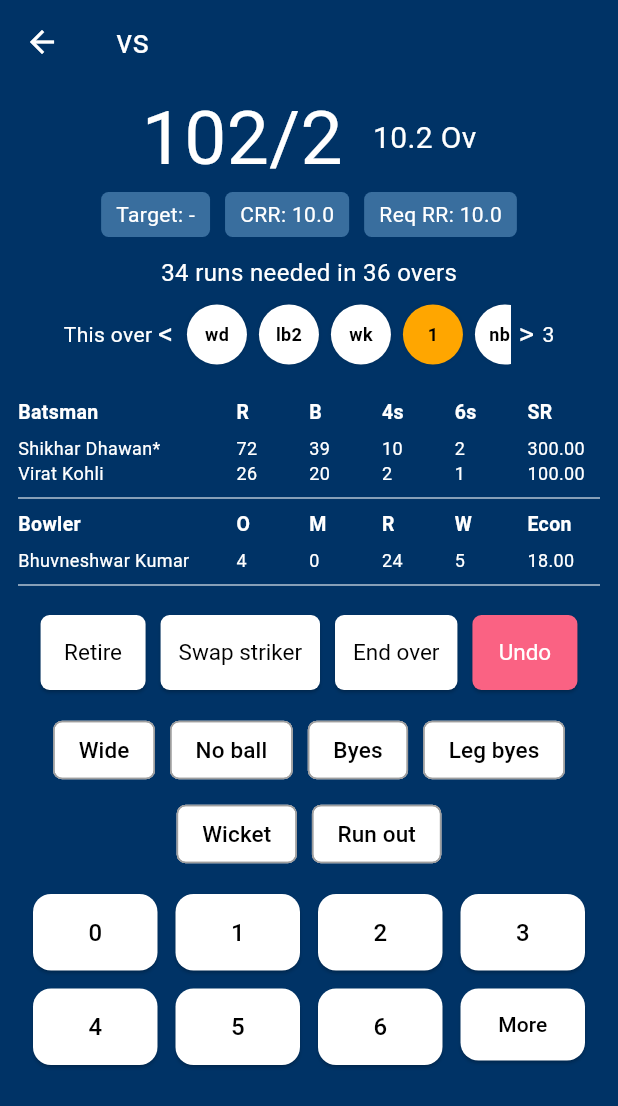
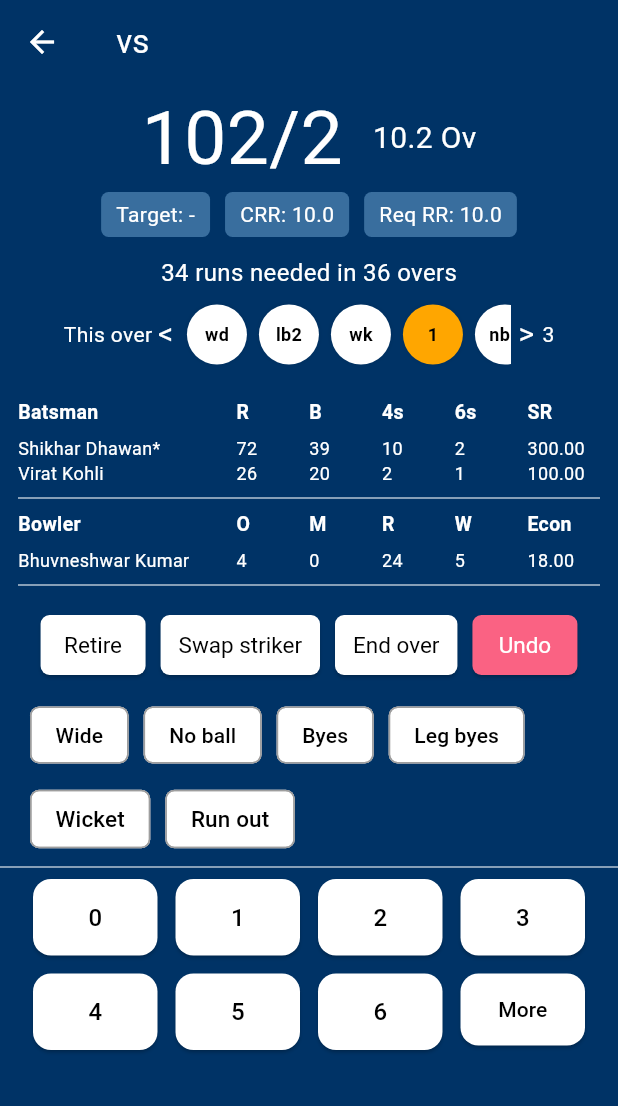
Before and after one commit to Padmakumar18/Cricket-Scoreboard, a Flutter app: the screen it shows after launch, on a phone screen of 412 x 824 dp. Shown: the top 1106 px of the screen. Run offline on Flutter 3.47's test engine with Material 3 defaults, Android fonts, the phone set to English and light mode, and no system bars.

Commit message:
Code updated

```diff
--- a/Frontend/lib/screens/ScoreBoardpage.dart
+++ b/Frontend/lib/screens/ScoreBoardpage.dart
@@ -145,8 +145,9 @@ class _ScoreBoardPageState extends State<ScoreBoardPage> {
                 );
               },
             ),
+            const Divider(color: Colors.white70),
 
-            const SizedBox(height: 16),
+            // const SizedBox(height: 16),
             Column(
               children: [
                 Wrap(
@@ -246,7 +247,7 @@ class _ScoreBoardPageState extends State<ScoreBoardPage> {
     Color textColor = Colors.black,
   }) {
     return SizedBox(
-      height: 50,
+      height: 40,
       child: ElevatedButton(
         onPressed: onPressed,
         style: ElevatedButton.styleFrom(
@@ -363,12 +364,16 @@ class _EventRadioButtonGroupState extends State<EventRadioButtonGroup> {
   String? selectedWicket;
   final List<String> extras = ['Wide', 'No ball', 'Byes', 'Leg byes'];
   final List<String> wicketEvents = ['Wicket', 'Run out'];
-
   @override
   Widget build(BuildContext context) {
-    return Column(
+    return Padding(
+      padding: const EdgeInsets.only(left: 20.0),
+      child: Column(
+        crossAxisAlignment: CrossAxisAlignment.start,
         children: [
-        Wrap(
+          Align(
+            alignment: Alignment.centerLeft,
+            child: Wrap(
               spacing: 10,
               runSpacing: 8,
               children: extras.map((event) {
@@ -377,17 +382,47 @@ class _EventRadioButtonGroupState extends State<EventRadioButtonGroup> {
                   selected: selectedExtras == event,
                   onSelected: (_) {
                     setState(() {
-                  if (selectedExtras == event) {
-                    selectedExtras = null;
-                  } else {
-                    selectedExtras = event;
-                  }
+                      selectedExtras = selectedExtras == event ? null : event;
                       widget.onChanged(selectedExtras, selectedWicket);
                     });
                   },
                   selectedColor: Colors.green,
                   labelStyle: TextStyle(
-                color: selectedExtras == event ? Colors.white : Colors.black,
+                    color: selectedExtras == event
+                        ? Colors.white
+                        : Colors.black,
+                    fontSize: 14,
+                  ),
+                  backgroundColor: Colors.white,
+                  shape: RoundedRectangleBorder(
+                    borderRadius: BorderRadius.circular(6),
+                    side: const BorderSide(color: Colors.grey),
+                  ),
+                );
+              }).toList(),
+            ),
+          ),
+          const SizedBox(height: 8),
+          Align(
+            alignment: Alignment.centerLeft,
+            child: Wrap(
+              spacing: 10,
+              runSpacing: 8,
+              children: wicketEvents.map((event) {
+                return ChoiceChip(
+                  label: Text(event),
+                  selected: selectedWicket == event,
+                  onSelected: (_) {
+                    setState(() {
+                      selectedWicket = selectedWicket == event ? null : event;
+                      widget.onChanged(selectedExtras, selectedWicket);
+                    });
+                  },
+                  selectedColor: Colors.red,
+                  labelStyle: TextStyle(
+                    color: selectedWicket == event
+                        ? Colors.white
+                        : Colors.black,
                     fontSize: 15,
                   ),
                   backgroundColor: Colors.white,
@@ -398,43 +433,12 @@ class _EventRadioButtonGroupState extends State<EventRadioButtonGroup> {
                 );
               }).toList(),
             ),
-        const SizedBox(height: 8),
-        Wrap(
-          spacing: 10,
-          runSpacing: 8,
-          children: wicketEvents.map((event) {
-            return ChoiceChip(
-              label: Text(event),
-              selected: selectedWicket == event,
-              onSelected: (_) {
-                setState(() {
-                  if (selectedWicket == event) {
-                    selectedWicket = null;
-                  } else {
-                    selectedWicket = event;
-                  }
-                  widget.onChanged(selectedExtras, selectedWicket);
-                });
-              },
-              selectedColor: Colors.red,
-              labelStyle: TextStyle(
-                color: selectedWicket == event ? Colors.white : Colors.black,
-                fontSize: 15,
-              ),
-              backgroundColor: Colors.white,
-              shape: RoundedRectangleBorder(
-                borderRadius: BorderRadius.circular(6),
-                side: const BorderSide(color: Colors.grey),
-              ),
-            );
-          }).toList(),
           ),
         ],
+      ),
     );
   }
 }
-
-
 
 
 // ElevatedButton(
```
Lines whose indentation alone changed are shown as unchanged.
